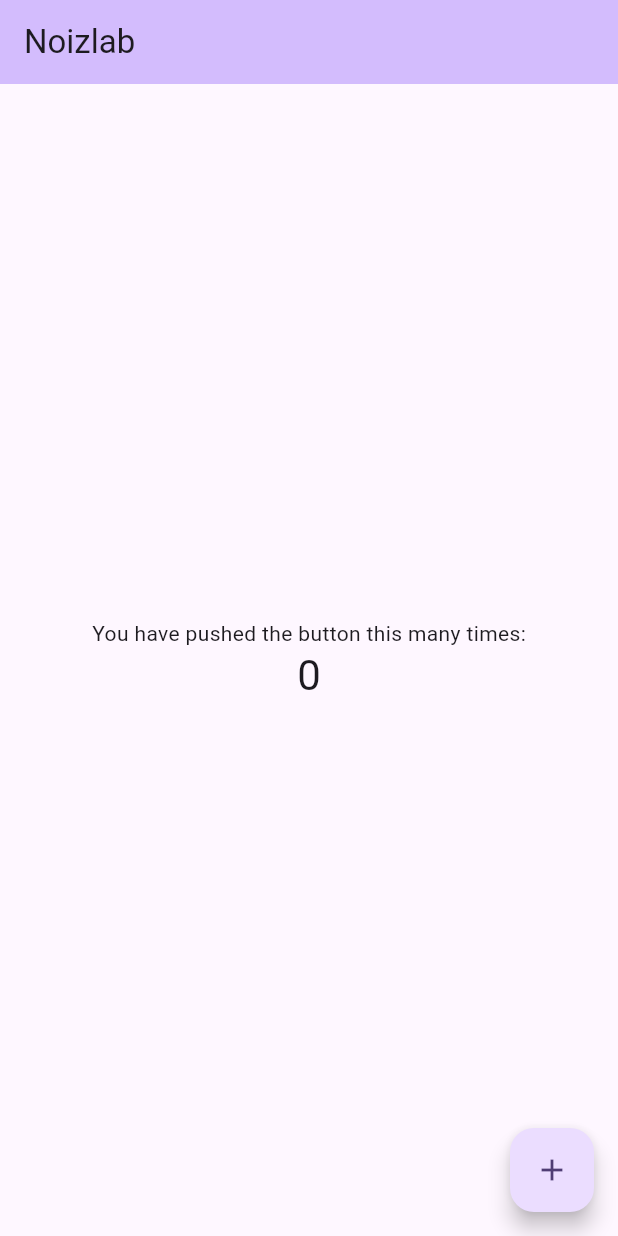
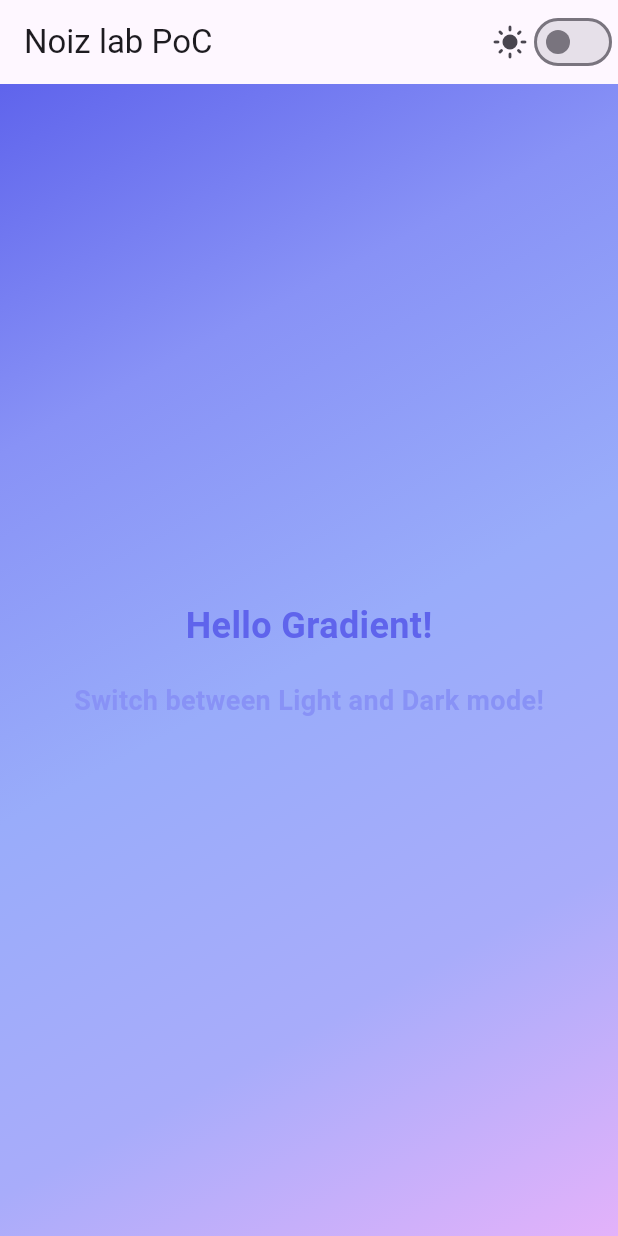
Before and after one commit to GakutoTobinaga/noizlab, a Flutter app: the screen it shows after launch, on a phone screen of 412 x 824 dp. Run offline on Flutter 3.47's test engine with Material 3 defaults, Android fonts, the phone set to English and light mode, and no system bars.

Commit message:
add: brand colors

```diff
--- a/lib/main.dart
+++ b/lib/main.dart
@@ -1,125 +1,39 @@
 import 'package:flutter/material.dart';
+import 'widgets/gradient_background.dart'; // グラデーション背景ウィジェット
+import 'theme/app_theme.dart'; // テーマ設定
 
 void main() {
   runApp(const MyApp());
 }
 
-class MyApp extends StatelessWidget {
+class MyApp extends StatefulWidget {
   const MyApp({super.key});
 
-  // This widget is the root of your application.
   @override
-  Widget build(BuildContext context) {
-    return MaterialApp(
-      title: 'Noizlab',
-      theme: ThemeData(
-        // This is the theme of your application.
-        //
-        // TRY THIS: Try running your application with "flutter run". You'll see
-        // the application has a purple toolbar. Then, without quitting the app,
-        // try changing the seedColor in the colorScheme below to Colors.green
-        // and then invoke "hot reload" (save your changes or press the "hot
-        // reload" button in a Flutter-supported IDE, or press "r" if you used
-        // the command line to start the app).
-        //
-        // Notice that the counter didn't reset back to zero; the application
-        // state is not lost during the reload. To reset the state, use hot
-        // restart instead.
-        //
-        // This works for code too, not just values: Most code changes can be
-        // tested with just a hot reload.
-        colorScheme: ColorScheme.fromSeed(seedColor: Colors.deepPurple),
-        useMaterial3: true,
-      ),
-      home: const MyHomePage(title: 'Noizlab'),
-    );
-  }
+  State<MyApp> createState() => _MyAppState();
 }
 
-class MyHomePage extends StatefulWidget {
-  const MyHomePage({super.key, required this.title});
+class _MyAppState extends State<MyApp> {
+  // 初期状態はライトモード
+  ThemeMode _themeMode = ThemeMode.light;
 
-  // This widget is the home page of your application. It is stateful, meaning
-  // that it has a State object (defined below) that contains fields that affect
-  // how it looks.
-
-  // This class is the configuration for the state. It holds the values (in this
-  // case the title) provided by the parent (in this case the App widget) and
-  // used by the build method of the State. Fields in a Widget subclass are
-  // always marked "final".
-
-  final String title;
-
-  @override
-  State<MyHomePage> createState() => _MyHomePageState();
-}
-
-class _MyHomePageState extends State<MyHomePage> {
-  int _counter = 0;
-
-  void _incrementCounter() {
+  // テーマを切り替える関数
+  void _toggleTheme() {
     setState(() {
-      // This call to setState tells the Flutter framework that something has
-      // changed in this State, which causes it to rerun the build method below
-      // so that the display can reflect the updated values. If we changed
-      // _counter without calling setState(), then the build method would not be
-      // called again, and so nothing would appear to happen.
-      _counter++;
+      _themeMode = _themeMode == ThemeMode.light ? ThemeMode.dark : ThemeMode.light;
     });
   }
 
   @override
   Widget build(BuildContext context) {
-    // This method is rerun every time setState is called, for instance as done
-    // by the _incrementCounter method above.
-    //
-    // The Flutter framework has been optimized to make rerunning build methods
-    // fast, so that you can just rebuild anything that needs updating rather
-    // than having to individually change instances of widgets.
-    return Scaffold(
-      appBar: AppBar(
-        // TRY THIS: Try changing the color here to a specific color (to
-        // Colors.amber, perhaps?) and trigger a hot reload to see the AppBar
-        // change color while the other colors stay the same.
-        backgroundColor: Theme.of(context).colorScheme.inversePrimary,
-        // Here we take the value from the MyHomePage object that was created by
-        // the App.build method, and use it to set our appbar title.
-        title: Text(widget.title),
+    return MaterialApp(
+      theme: AppTheme.lightTheme, // ライトテーマ
+      darkTheme: AppTheme.darkTheme, // ダークテーマ
+      themeMode: _themeMode, // 現在のテーマモードを適用
+      home: GradientBackgroundScreen(
+        isDarkMode: _themeMode == ThemeMode.dark,
+        onToggleTheme: _toggleTheme, // ボタンでテーマを切り替え
       ),
-      body: Center(
-        // Center is a layout widget. It takes a single child and positions it
-        // in the middle of the parent.
-        child: Column(
-          // Column is also a layout widget. It takes a list of children and
-          // arranges them vertically. By default, it sizes itself to fit its
-          // children horizontally, and tries to be as tall as its parent.
-          //
-          // Column has various properties to control how it sizes itself and
-          // how it positions its children. Here we use mainAxisAlignment to
-          // center the children vertically; the main axis here is the vertical
-          // axis because Columns are vertical (the cross axis would be
-          // horizontal).
-          //
-          // TRY THIS: Invoke "debug painting" (choose the "Toggle Debug Paint"
-          // action in the IDE, or press "p" in the console), to see the
-          // wireframe for each widget.
-          mainAxisAlignment: MainAxisAlignment.center,
-          children: <Widget>[
-            const Text(
-              'You have pushed the button this many times:',
-            ),
-            Text(
-              '$_counter',
-              style: Theme.of(context).textTheme.headlineMedium,
-            ),
-          ],
-        ),
-      ),
-      floatingActionButton: FloatingActionButton(
-        onPressed: _incrementCounter,
-        tooltip: 'Increment',
-        child: const Icon(Icons.add),
-      ), // This trailing comma makes auto-formatting nicer for build methods.
     );
   }
 }
--- /dev/null
+++ b/lib/theme/app_colors.dart
@@ -0,0 +1,69 @@
+import 'package:flutter/material.dart';
+
+class LightColors {
+  static const Color royalBlue = Color(0xFF5f64ec);
+  static const Color portage = Color(0xFF8892f6);
+  static const Color malibu = Color(0xFF99acfa);
+  static const Color melrose = Color(0xFFa8acfa);
+  static const Color perfume = Color(0xFFe3b2fa);
+}
+
+class DarkColors {
+  static const Color ultramarine = Color(0xFF0d0f8c);
+  static const Color persianBlue = Color(0xFF2129ca);
+  static const Color royalBlue = Color(0xFF3350e1);
+  static const Color royalBlueDark = Color(0xFF5054e2);
+  static const Color lavender = Color(0xFFba5ddf);
+}
+
+class LightGradients {
+  static const LinearGradient linearGradient = LinearGradient(
+    begin: Alignment.topLeft,
+    end: Alignment.bottomRight,
+    colors: [
+      LightColors.royalBlue,
+      LightColors.portage,
+      LightColors.malibu,
+      LightColors.melrose,
+      LightColors.perfume,
+    ],
+  );
+}
+
+class DarkGradients {
+  static const LinearGradient linearGradient = LinearGradient(
+    begin: Alignment.topLeft,
+    end: Alignment.bottomRight,
+    colors: [
+      DarkColors.ultramarine,
+      DarkColors.persianBlue,
+      DarkColors.royalBlue,
+      DarkColors.royalBlueDark,
+      DarkColors.lavender,
+    ],
+  );
+}
+// lightmode gradient
+///* Linear Gradient */
+// .linear-gradient {
+//   background: linear-gradient(0.25turn, #5f64ec, #8892f6, #99acfa, #a8acfa, #e3b2fa);
+// }
+
+// Copy Linear Gradient CSS
+// /* Radial Gradient */
+// .radial-gradient {
+//   background: radial-gradient(circle, #5f64ec, #8892f6, #99acfa, #a8acfa, #e3b2fa);
+// }
+
+
+// darkmode gradient
+///* Linear Gradient */
+// .linear-gradient {
+//   background: linear-gradient(0.25turn, #0d0f8c, #2129ca, #3350e1, #5054e2, #ba5ddf);
+// }
+
+// Copy Linear Gradient CSS
+// /* Radial Gradient */
+// .radial-gradient {
+//   background: radial-gradient(circle, #0d0f8c, #2129ca, #3350e1, #5054e2, #ba5ddf);
+// }
--- /dev/null
+++ b/lib/theme/app_theme.dart
@@ -0,0 +1,48 @@
+import 'package:flutter/material.dart';
+import 'app_colors.dart';
+
+class AppTheme {
+  // ライトモードのテーマ
+  static ThemeData lightTheme = ThemeData(
+    brightness: Brightness.light,
+    scaffoldBackgroundColor: Colors.transparent, // 背景はグラデーションで設定
+    textTheme: const TextTheme(
+      headlineSmall: TextStyle(
+        color: LightColors.royalBlue,
+        fontSize: 24,
+        fontWeight: FontWeight.bold,
+      ),
+      bodyLarge: TextStyle(
+        color: LightColors.portage,
+        fontSize: 18,
+        fontWeight: FontWeight.w600,
+      ),
+    ),
+  );
+
+  // ダークモードのテーマ
+  static ThemeData darkTheme = ThemeData(
+    brightness: Brightness.dark,
+    scaffoldBackgroundColor: Colors.transparent, // 背景はグラデーションで設定
+    textTheme: const TextTheme(
+      headlineSmall: TextStyle(
+        color: DarkColors.lavender,
+        fontSize: 24,
+        fontWeight: FontWeight.bold,
+      ),
+      bodyLarge: TextStyle(
+        color: DarkColors.persianBlue,
+        fontSize: 18,
+        fontWeight: FontWeight.w600,
+      ),
+    ),
+  );
+
+  // グラデーション背景の取得
+  static BoxDecoration getBackgroundGradient(bool isDarkMode) {
+    return BoxDecoration(
+      gradient:
+          isDarkMode ? DarkGradients.linearGradient : LightGradients.linearGradient,
+    );
+  }
+}
--- /dev/null
+++ b/lib/widgets/gradient_background.dart
@@ -0,0 +1,55 @@
+import 'package:flutter/material.dart';
+import '../theme/app_theme.dart';
+
+class GradientBackgroundScreen extends StatelessWidget {
+  final bool isDarkMode;
+  final VoidCallback onToggleTheme;
+
+  const GradientBackgroundScreen({
+    super.key,
+    required this.isDarkMode,
+    required this.onToggleTheme,
+  });
+
+  @override
+  Widget build(BuildContext context) {
+    return Scaffold(
+      appBar: AppBar(
+        title: const Text('Noiz lab PoC'),
+        actions: [
+          Icon(isDarkMode ? Icons.dark_mode : Icons.light_mode),
+          Switch(
+            value: isDarkMode,
+            onChanged: (_) => onToggleTheme(),
+          ),
+        ],
+      ),
+      body: Container(
+        width: double.infinity,
+        height: double.infinity,
+        decoration:
+            AppTheme.getBackgroundGradient(isDarkMode), // グラデーション背景を適用
+        child: Center(
+          child: Column(
+            mainAxisAlignment: MainAxisAlignment.center,
+            children: [
+              Text(
+                'Hello Gradient!',
+                style: isDarkMode
+                    ? AppTheme.darkTheme.textTheme.headlineSmall
+                    : AppTheme.lightTheme.textTheme.headlineSmall,
+              ),
+              const SizedBox(height: 20),
+              Text(
+                'Switch between Light and Dark mode!',
+                style: isDarkMode
+                    ? AppTheme.darkTheme.textTheme.bodyLarge
+                    : AppTheme.lightTheme.textTheme.bodyLarge,
+              ),
+            ],
+          ),
+        ),
+      ),
+    );
+  }
+}
```
